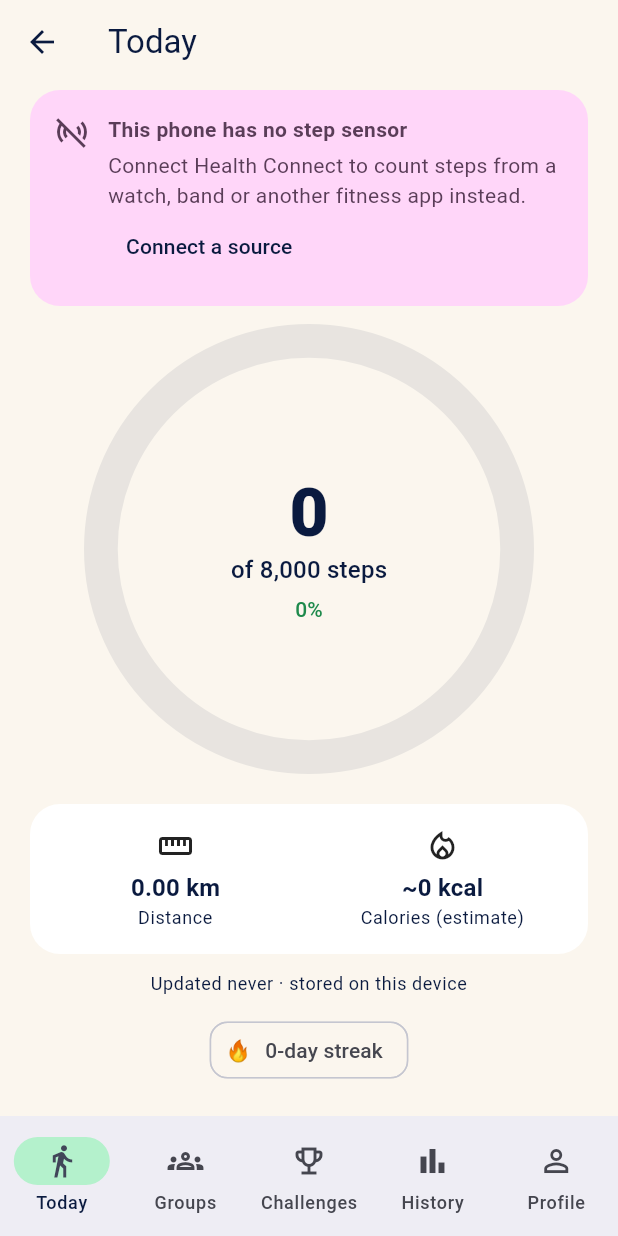
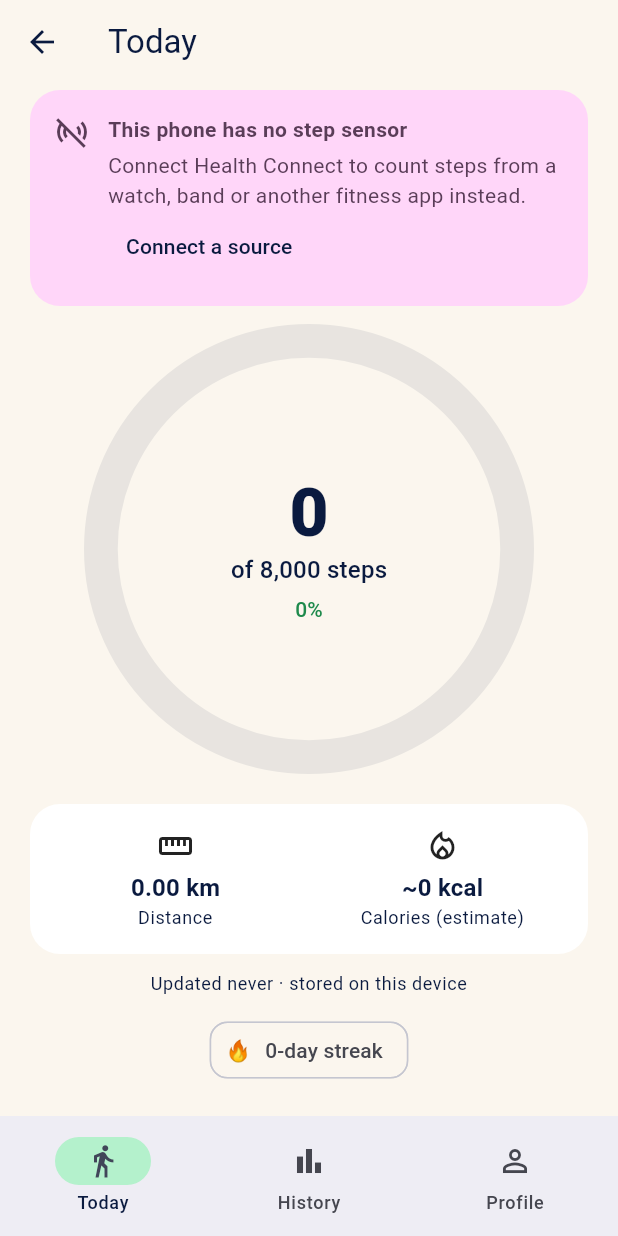
Before and after one commit to robertlangat/StrideMateStepCounter, a Flutter app: the HomeShell screen opened directly, on a phone screen of 412 x 824 dp. Run offline on Flutter 3.47's test engine with Material 3 defaults, Android fonts, the phone set to English and light mode, and no system bars; our stand-ins replace connectivity_plus, fl_chart, flutter_timezone, image_picker, package_info_plus, permission_handler and 4 more; missing offline and left inert: health, home_widget; accounts and stored records are empty.

Commit message:
Hide Groups and Challenges tabs when no backend is configured
Builds without SUPABASE_URL / SUPABASE_ANON_KEY show Today, History and
Profile only; invite links are ignored. The tabs return automatically
in a backend-enabled build.

Co-Authored-By: Claude Opus 5.5 <noreply@anthropic.com>
Claude-Session: https://claude.ai/code/session_0155jjVpiLpN6bgTKih9ThGs

```diff
--- a/lib/app.dart
+++ b/lib/app.dart
@@ -2,6 +2,7 @@ import 'dart:async';
 
 import 'package:flutter/material.dart';
 
+import 'config/app_config.dart';
 import 'core/services.dart';
 import 'features/challenges/challenges_screen.dart';
 import 'features/groups/groups_screen.dart';
@@ -70,7 +71,7 @@ class _HomeShellState extends State<HomeShell> with WidgetsBindingObserver {
       final code = uri.scheme == 'stridemate' && uri.host == 'join'
           ? (segments.isNotEmpty ? segments.first : null)
           : (segments.length >= 2 && segments[segments.length - 2] == 'join' ? segments.last : null);
-      if (code != null) {
+      if (code != null && AppConfig.backendConfigured) {
         HomeShell.pendingInviteCode.value = code.toUpperCase();
         HomeShell.tabIndex.value = 1;
       }
@@ -96,27 +97,39 @@ class _HomeShellState extends State<HomeShell> with WidgetsBindingObserver {
     super.dispose();
   }
 
+  /// Groups and Challenges need the StrideMate server. In a build without
+  /// SUPABASE_URL / SUPABASE_ANON_KEY they are left out entirely, and come back
+  /// automatically in a build that has the backend configured.
+  static final _tabs = <(Widget, NavigationDestination)>[
+    (const TodayScreen(),
+        const NavigationDestination(icon: Icon(Icons.directions_walk_outlined), selectedIcon: Icon(Icons.directions_walk), label: 'Today')),
+    if (AppConfig.backendConfigured) ...[
+      (const GroupsScreen(),
+          const NavigationDestination(icon: Icon(Icons.groups_outlined), selectedIcon: Icon(Icons.groups), label: 'Groups')),
+      (const ChallengesScreen(),
+          const NavigationDestination(icon: Icon(Icons.emoji_events_outlined), selectedIcon: Icon(Icons.emoji_events), label: 'Challenges')),
+    ],
+    (const HistoryScreen(),
+        const NavigationDestination(icon: Icon(Icons.bar_chart_outlined), selectedIcon: Icon(Icons.bar_chart), label: 'History')),
+    (const ProfileScreen(),
+        const NavigationDestination(icon: Icon(Icons.person_outline), selectedIcon: Icon(Icons.person), label: 'Profile')),
+  ];
+
   @override
   Widget build(BuildContext context) {
     return ValueListenableBuilder<int>(
       valueListenable: HomeShell.tabIndex,
-      builder: (context, index, _) => Scaffold(
-        body: IndexedStack(
-          index: index,
-          children: const [TodayScreen(), GroupsScreen(), ChallengesScreen(), HistoryScreen(), ProfileScreen()],
-        ),
-        bottomNavigationBar: NavigationBar(
-          selectedIndex: index,
-          onDestinationSelected: (i) => HomeShell.tabIndex.value = i,
-          destinations: const [
-            NavigationDestination(icon: Icon(Icons.directions_walk_outlined), selectedIcon: Icon(Icons.directions_walk), label: 'Today'),
-            NavigationDestination(icon: Icon(Icons.groups_outlined), selectedIcon: Icon(Icons.groups), label: 'Groups'),
-            NavigationDestination(icon: Icon(Icons.emoji_events_outlined), selectedIcon: Icon(Icons.emoji_events), label: 'Challenges'),
-            NavigationDestination(icon: Icon(Icons.bar_chart_outlined), selectedIcon: Icon(Icons.bar_chart), label: 'History'),
-            NavigationDestination(icon: Icon(Icons.person_outline), selectedIcon: Icon(Icons.person), label: 'Profile'),
-          ],
-        ),
-      ),
+      builder: (context, index, _) {
+        final safeIndex = index.clamp(0, _tabs.length - 1);
+        return Scaffold(
+          body: IndexedStack(index: safeIndex, children: [for (final t in _tabs) t.$1]),
+          bottomNavigationBar: NavigationBar(
+            selectedIndex: safeIndex,
+            onDestinationSelected: (i) => HomeShell.tabIndex.value = i,
+            destinations: [for (final t in _tabs) t.$2],
+          ),
+        );
+      },
     );
   }
 }
```
Also changed, not shown: 1 other file.
